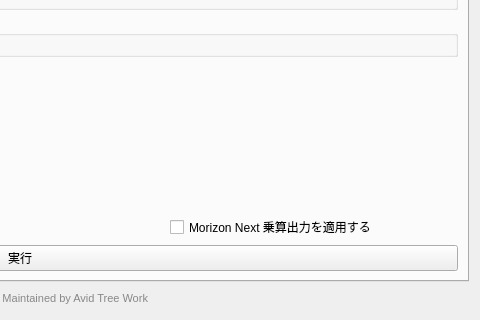
First picture: the form in forest_zoning_main_dialog.ui, repository raw-slnc/morizon_next, before the edit; both pictures show x 440 to 920 and y 325 to 645 of the 920 by 645 pixel window.
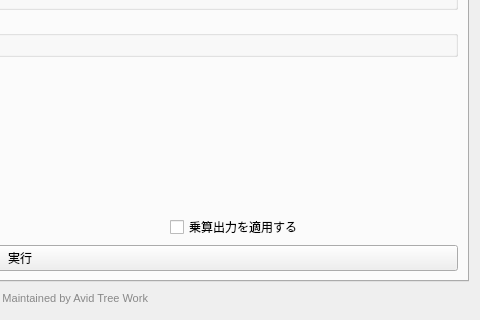
Second picture: the form after the edit. Icons and pictures are not drawn. Custom widgets are drawn as their Qt base class.

Commit message: Drop the plugin name from the multiply output checkbox label

The edit to the form file:
```diff
--- a/forest_zoning_main_dialog.ui
+++ b/forest_zoning_main_dialog.ui
@@ -449,7 +449,7 @@
          <item>
           <widget class="QCheckBox" name="morizonMultiplyOutputCheckbox">
            <property name="text">
-            <string>Morizon Next 乗算出力を適用する</string>
+            <string>乗算出力を適用する</string>
            </property>
           </widget>
          </item>
```
